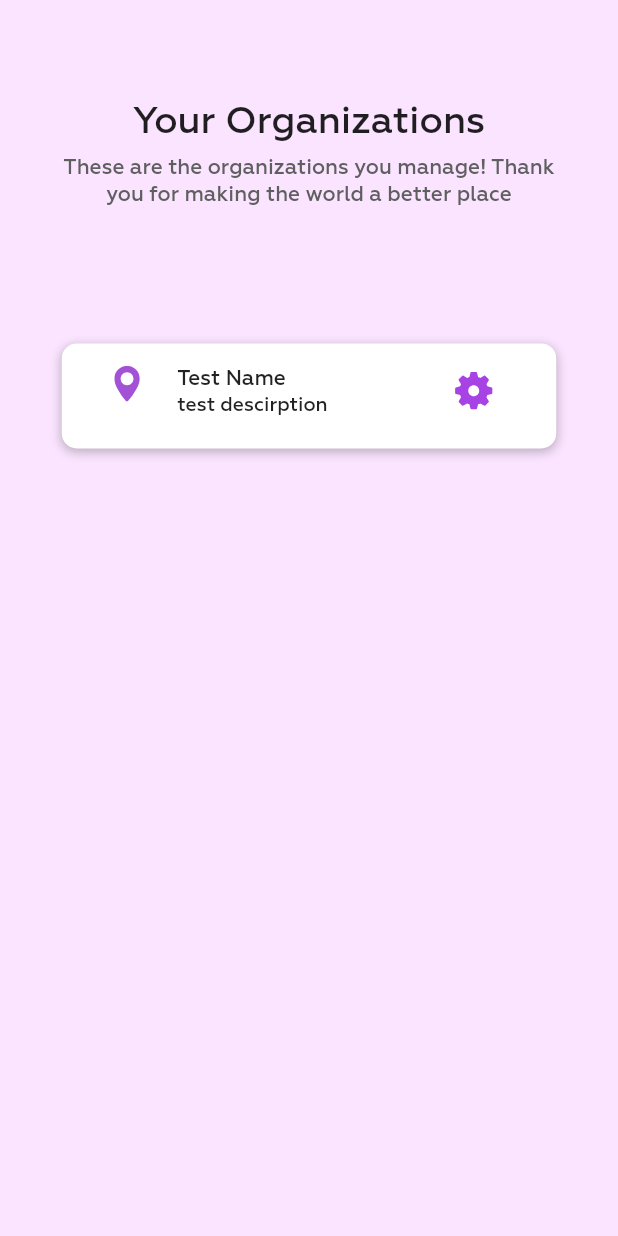
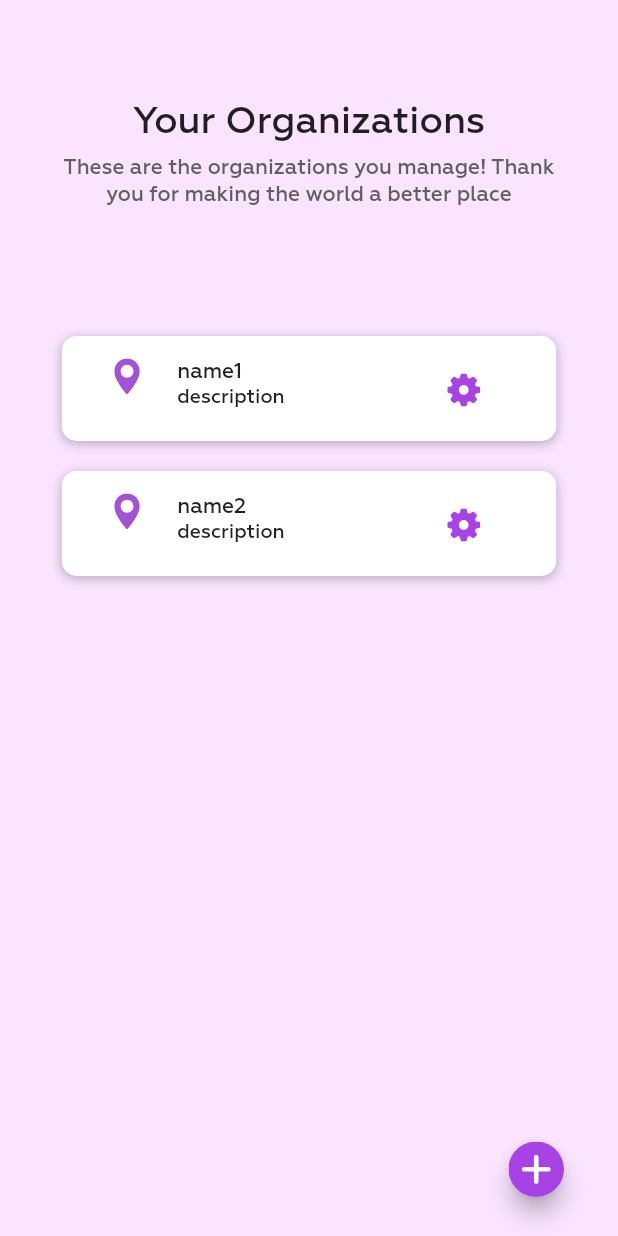
Before and after one commit to Supercolbat/explore-hacks-2021, a Flutter app: the OrganizationsScreen screen opened directly, on a phone screen of 412 x 824 dp. Run offline on Flutter 3.47's test engine with Material 2 defaults, Android fonts, the phone set to English and light mode, and no system bars; our stand-ins replace cloud_firestore, firebase_auth, firebase_core, flutter_svg, google_sign_in; accounts and stored records are empty; project files that could hold a hidden picture were left out.

Commit message:
Added organizations screen

```diff
--- a/lib/nav.dart
+++ b/lib/nav.dart
@@ -1,4 +1,4 @@
-import 'package:explore_hacks_2021/screens/organizations/organizations_screen.dart';
+import 'package:explore_hacks_2021/screens/organizations/orgs_screen.dart';
 import 'package:explore_hacks_2021/screens/user_profile/user_profile_screen.dart';
 import 'package:flutter/material.dart';
 import 'package:explore_hacks_2021/screens/home/home_screen.dart';
--- a/lib/screens/organizations/organizations_screen.dart
+++ /dev/null
@@ -1,62 +0,0 @@
-import 'package:explore_hacks_2021/constants/colors.dart';
-import 'package:explore_hacks_2021/models/organization.dart';
-import 'package:explore_hacks_2021/screens/organizations/organizations_item.dart';
-import 'package:flutter/material.dart';
-
-class OrganizationsScreen extends StatelessWidget {
-  @override
-  Widget build(BuildContext context) {
-    Size size = MediaQuery.of(context).size;
-
-    final List<Organization> orgList = [
-      Organization(
-          name: 'name',
-          description: 'description',
-          opportunities: [],
-          owners: [])
-    ];
-
-    return Scaffold(
-      body: Container(
-        width: size.width,
-        color: ColorPalette.purple50,
-        child: Column(
-          children: [
-            Container(
-              margin: EdgeInsets.only(top: size.height * 0.08),
-              child: Column(
-                children: [
-                  Text(
-                    'Your Organizations',
-                    style: TextStyle(
-                        fontFamily: "Geometria",
-                        fontWeight: FontWeight.w500,
-                        fontSize: 25),
-                  ),
-                  SizedBox(height: 6),
-                  Container(
-                    width: size.width * 0.8,
-                    child: Text(
-                      'These are the organizations you manage! Thank you for making the world a better place',
-                      style: TextStyle(
-                        fontFamily: "Geometria",
-                        fontWeight: FontWeight.w400,
-                        fontSize: 14,
-                        color: ColorPalette.grey150,
-                      ),
-                      textAlign: TextAlign.center,
-                    ),
-                  )
-                ],
-              ),
-            ),
-            SizedBox(height: 90),
-            Column(
-              children: orgList.map((e) => OrganizationItem(e)).toList(),
-            )
-          ],
-        ),
-      ),
-    );
-  }
-}
--- a/lib/screens/organizations/organizations_item.dart
+++ b/lib/screens/organizations/orgs_item.dart
@@ -5,8 +5,9 @@ import 'package:flutter_svg/flutter_svg.dart';
 
 class OrganizationItem extends StatelessWidget {
   final Organization org;
+  final Function onPress;
 
-  OrganizationItem(this.org);
+  OrganizationItem({required this.org, required this.onPress});
 
   @override
   Widget build(BuildContext context) {
@@ -37,18 +38,19 @@ class OrganizationItem extends StatelessWidget {
               ),
             ),
             Container(
+              width: 180,
               margin: EdgeInsets.only(left: 25, top: 15),
               child: Column(
                 crossAxisAlignment: CrossAxisAlignment.start,
                 children: [
-                  Text('Test Name',
+                  Text(this.org.name,
                       style: TextStyle(
                         fontFamily: "Geometria",
                         fontWeight: FontWeight.w500,
                         fontSize: 14,
                       )),
                   Text(
-                    "test descirption",
+                    this.org.description,
                     style: TextStyle(
                       fontFamily: "Geometria",
                       fontWeight: FontWeight.w400,
@@ -59,10 +61,13 @@ class OrganizationItem extends StatelessWidget {
               ),
             ),
             Container(
-              margin: EdgeInsets.only(left: 85, top: 19),
-              child: SvgPicture.asset(
-                'assets/images/gear_icon.svg',
-                width: 25,
+              margin: EdgeInsets.only(top: 25),
+              child: GestureDetector(
+                onTap: () => onPress(),
+                child: SvgPicture.asset(
+                  'assets/images/gear_icon.svg',
+                  width: 22,
+                ),
               ),
             )
           ],
--- /dev/null
+++ b/lib/screens/organizations/orgs_screen.dart
@@ -0,0 +1,130 @@
+import 'package:explore_hacks_2021/constants/colors.dart';
+import 'package:explore_hacks_2021/models/organization.dart';
+import 'package:explore_hacks_2021/screens/organizations/org_screen.dart';
+import 'package:explore_hacks_2021/screens/organizations/orgs_item.dart';
+import 'package:flutter/material.dart';
+import 'package:flutter_svg/flutter_svg.dart';
+
+class OrganizationsScreen extends StatefulWidget {
+  @override
+  _OrganizationsScreenState createState() => _OrganizationsScreenState();
+}
+
+class _OrganizationsScreenState extends State<OrganizationsScreen> {
+  int _pageIndx = 0;
+
+  @override
+  Widget build(BuildContext context) {
+    Size size = MediaQuery.of(context).size;
+
+    final List<Organization> orgList = [
+      Organization(
+          name: 'name1',
+          description: 'description',
+          opportunities: [],
+          owners: []),
+      Organization(
+          name: 'name2',
+          description: 'description',
+          opportunities: [],
+          owners: [])
+    ];
+
+    final controller = PageController(
+      initialPage: 0,
+    );
+    List<OrgScreen> pageWidgets = orgList.asMap().entries.map((e) {
+      return OrgScreen(
+          org: e.value,
+          goBack: () {
+            controller.animateToPage(0,
+                duration: Duration(milliseconds: 300), curve: Curves.easeIn);
+          });
+    }).toList();
+
+    void setPageIndex(int i) {
+      setState(() {
+        _pageIndx = i;
+      });
+    }
+
+    final pageView = PageView(
+      physics: NeverScrollableScrollPhysics(),
+      controller: controller,
+      children: [
+        Scaffold(
+          floatingActionButton: Container(
+            margin: EdgeInsets.only(bottom: 10, right: 20),
+            width: 37,
+            height: 37,
+            child: FittedBox(
+                fit: BoxFit.cover,
+                child: FloatingActionButton(
+                  onPressed: () {},
+                  backgroundColor: Colors.white,
+                  child: SvgPicture.asset(
+                    'assets/images/filled_plus_icon.svg',
+                  ),
+                )),
+          ),
+          body: Container(
+            width: size.width,
+            color: ColorPalette.purple50,
+            child: Column(
+              children: [
+                Container(
+                  margin: EdgeInsets.only(top: size.height * 0.08),
+                  child: Column(
+                    children: [
+                      Text(
+                        'Your Organizations',
+                        style: TextStyle(
+                            fontFamily: "Geometria",
+                            fontWeight: FontWeight.w500,
+                            fontSize: 25),
+                      ),
+                      SizedBox(height: 6),
+                      Container(
+                        width: size.width * 0.8,
+                        child: Text(
+                          'These are the organizations you manage! Thank you for making the world a better place',
+                          style: TextStyle(
+                            fontFamily: "Geometria",
+                            fontWeight: FontWeight.w400,
+                            fontSize: 14,
+                            color: ColorPalette.grey150,
+                          ),
+                          textAlign: TextAlign.center,
+                        ),
+                      )
+                    ],
+                  ),
+                ),
+                SizedBox(height: 85),
+                Column(
+                  children: orgList.asMap().entries.map((e) {
+                    return Container(
+                      margin: EdgeInsets.only(bottom: 20),
+                      child: OrganizationItem(
+                        org: e.value,
+                        onPress: () {
+                          setPageIndex(e.key);
+                          controller.animateToPage(1,
+                              duration: Duration(milliseconds: 300),
+                              curve: Curves.easeIn);
+                        },
+                      ),
+                    );
+                  }).toList(),
+                )
+              ],
+            ),
+          ),
+        ),
+        pageWidgets[_pageIndx]
+      ],
+    );
+
+    return pageView;
+  }
+}
--- a/pubspec.yaml
+++ b/pubspec.yaml
@@ -32,6 +32,7 @@ dependencies:
   # The following adds the Cupertino Icons font to your application.
   # Use with the CupertinoIcons class for iOS style icons.
   cupertino_icons: ^1.0.2
+  sliding_up_panel: ^2.0.0+1
 
 dev_dependencies:
   flutter_test:
```
Also changed, not shown: lib/screens/organizations/opp_item.dart (added, +92 -0 lines), lib/screens/organizations/opp_list.dart (added, +68 -0 lines), lib/screens/organizations/org_screen.dart (added, +66 -0 lines), assets/images/filled_plus_icon.svg (added), assets/images/left-arrow.svg (added), pubspec.lock.
